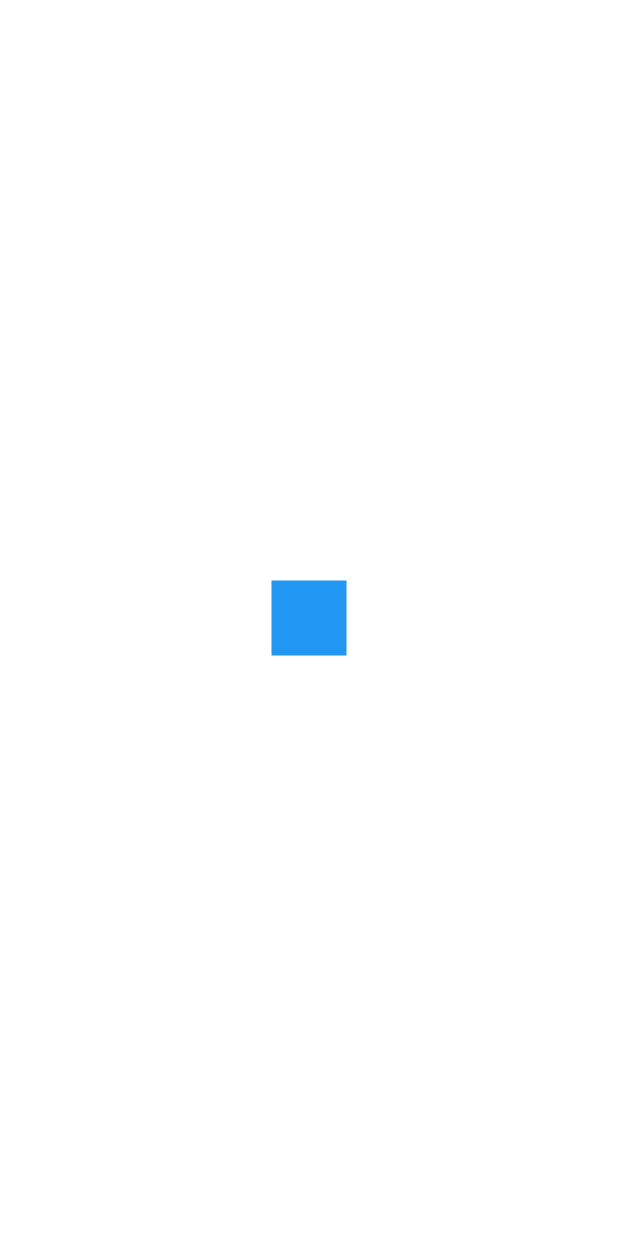
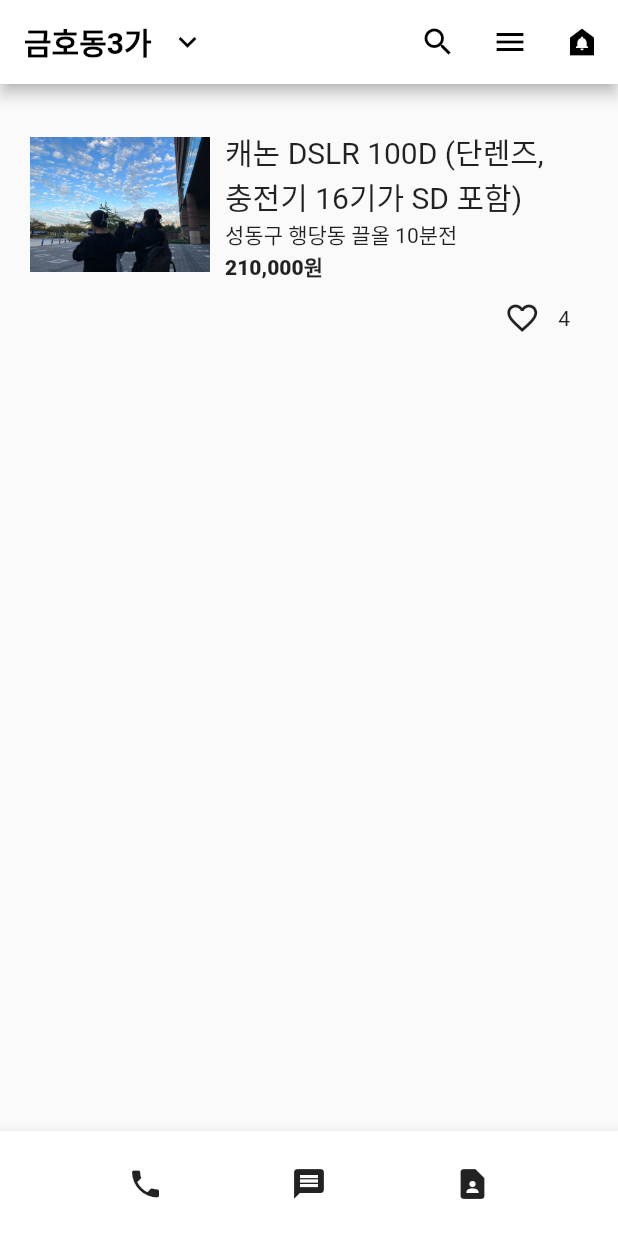
Before and after one commit to tomoyo519/flutter_study, a Flutter app: the screen it shows after launch, on a phone screen of 412 x 824 dp. Run offline on Flutter 3.47's test engine with Material 2 defaults, Android fonts, the phone set to English and light mode, and no system bars.

Commit message:
apple coding chapter4 homework

```diff
--- a/analysis_options.yaml
+++ b/analysis_options.yaml
@@ -26,6 +26,7 @@ linter:
     prefer_const_constructors_in_immutables : false
     prefer_const_constructors : false
     avoid_print : false
+    prefer_const_literals_to_create_immutables : false
     # avoid_print: false  # Uncomment to disable the `avoid_print` rule
     # prefer_single_quotes: true  # Uncomment to enable the `prefer_single_quotes` rule
 
--- a/lib/main.dart
+++ b/lib/main.dart
@@ -11,9 +11,76 @@ class MyApp extends StatelessWidget {
   @override
   Widget build(BuildContext context) {
     return MaterialApp(
-      home: Center(
-          child: Container( width: 50, height: 50, color: Colors.blue)
+      home: Scaffold(
+        appBar: AppBar(
+          backgroundColor: Colors.white ,
+          actions: [IconButton(icon: Icon(Icons.search) , onPressed:(){}, color: Colors.black,)
+          ,IconButton(icon: Icon(Icons.menu) , onPressed:(){}, color: Colors.black,)
+          ,IconButton(icon: Icon(Icons.doorbell) , onPressed:(){} , color: Colors.black,)],
+          title:Row(
+            children: [
+              Text('금호동3가', style: TextStyle(color:(Colors.black), fontWeight: FontWeight.w700 )),
+              IconButton(onPressed: (){}, icon: Icon(Icons.expand_more), color: Colors.black,)
+            ],
+          ),
+        ),
+        body: Container(
+          padding: EdgeInsets.all(10),
+          margin: EdgeInsets.all(10),
+          child: Row(
+
+            crossAxisAlignment: CrossAxisAlignment.start,
+
+              children: [
+
+                Image.asset( "assets/wow.png", height: 120, width: 120,),
+                SizedBox(
+                  width: 250, height :250,
+                  child: Container(
+                    padding: EdgeInsets.all(10),
+                    child: Column(
+                      mainAxisAlignment: MainAxisAlignment.start,
+                      crossAxisAlignment: CrossAxisAlignment.start,
+
+                      children: [
+
+                        Text("캐논 DSLR 100D (단렌즈, 충전기 16기가 SD 포함)", style: TextStyle(fontSize: 20),),
+                        Text("성동구 행당동 끌올 10분전 ",),
+                        Text("210,000원", style: TextStyle(fontWeight:FontWeight.w800)),
+                        Row(
+                          mainAxisAlignment: MainAxisAlignment.end,
+                          children:[
+                            IconButton(onPressed: (){}, icon: Icon(Icons.favorite_border)),
+                            Text("4")
+                          ]
+
+                        )
+
+                      ],
+                    ),
+                  ),
+                )
+              ],
+             ),
+        ),
+
+
+        bottomNavigationBar: BottomAppBar(child:SizedBox(
+          height: 70,
+          child: Row(
+
+            mainAxisAlignment: MainAxisAlignment.spaceEvenly,
+            crossAxisAlignment: CrossAxisAlignment.center,
+          children: [
+
+            Icon(Icons.phone),
+            Icon(Icons.message),
+            Icon(Icons.contact_page)
+          ],
+    ),
+        ),
       )
+    )
     );
   }
 }
```
